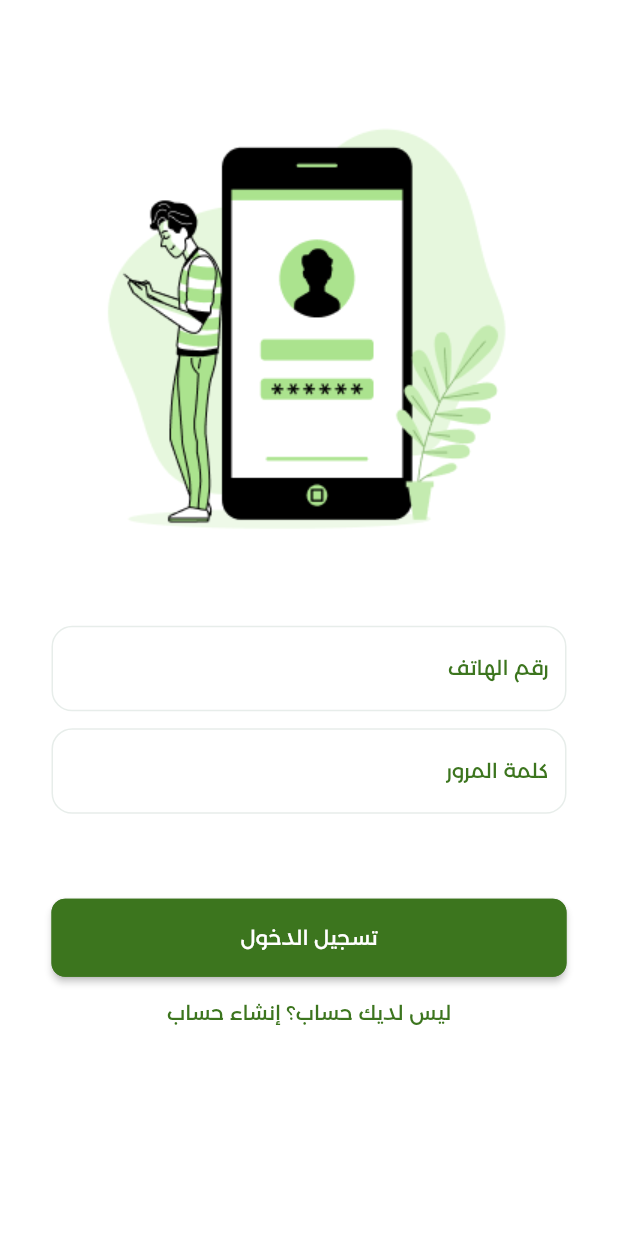
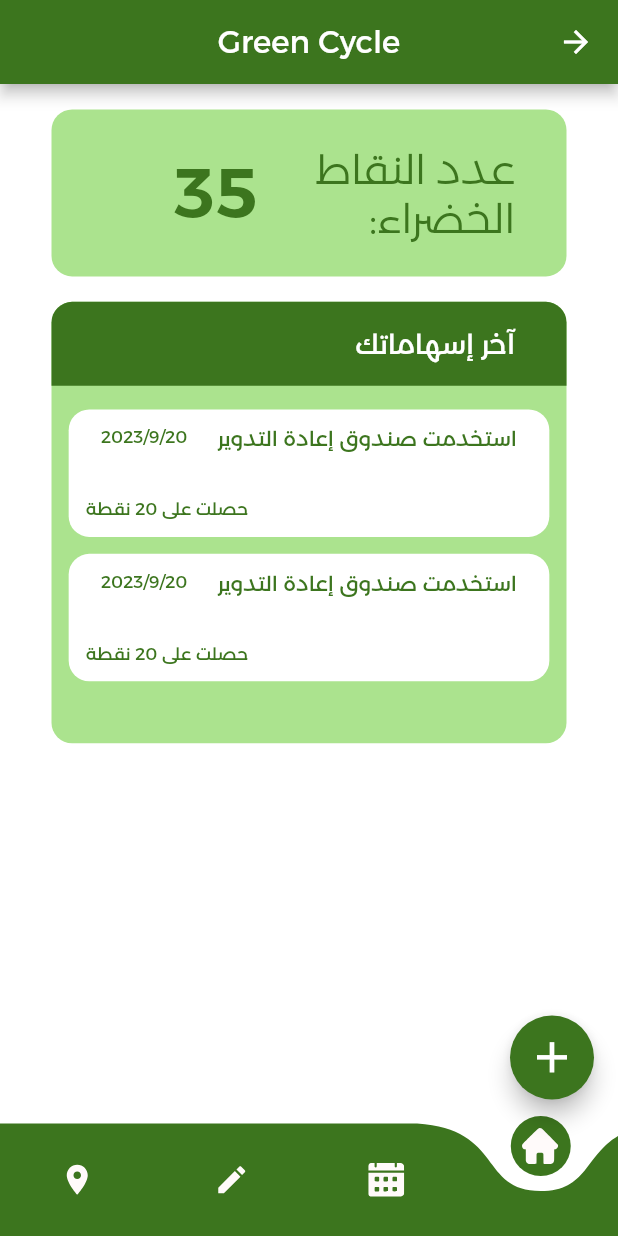
Before and after one commit to ahmed-tarek-salem/green_cycle, a Flutter app: the LoginScreen screen opened by its route, after a tap on "تسجيل الدخول", on a phone screen of 412 x 824 dp. Run offline on Flutter 3.47's test engine with Material 2 defaults, Android fonts, the phone set to English and light mode, and no system bars; drawn by our look-alikes of curved_navigation_bar; our stand-ins replace dio, flutter_screenutil, flutter_smart_dialog, flutter_spinkit, flutter_svg, form_builder_validators and 2 more; accounts and stored records are empty; project files that could hold a hidden picture were left out.

Commit message:
home layout screen and home tab

```diff
--- /dev/null
+++ b/lib/modules/home_layout/home_lauout_repo.dart
@@ -0,0 +1 @@
+class HomeLayoutRepo {}
--- /dev/null
+++ b/lib/modules/home_layout/home_layout_bindings.dart
@@ -0,0 +1,9 @@
+import 'package:get/get.dart';
+import 'package:green_cycle/modules/home_layout/home_layout_controller.dart';
+
+class HomeLayoutBindings extends Bindings {
+  @override
+  void dependencies() {
+    Get.lazyPut(() => HomeLayoutController());
+  }
+}
--- /dev/null
+++ b/lib/modules/home_layout/home_layout_controller.dart
@@ -0,0 +1,3 @@
+import 'package:get/get.dart';
+
+class HomeLayoutController extends GetxController {}
--- /dev/null
+++ b/lib/modules/home_layout/home_layout_screen.dart
@@ -0,0 +1,47 @@
+import 'package:curved_navigation_bar/curved_navigation_bar.dart';
+import 'package:flutter/material.dart';
+import 'package:flutter_screenutil/flutter_screenutil.dart';
+import 'package:flutter_svg/svg.dart';
+import 'package:get/get.dart';
+import 'package:green_cycle/main.dart';
+import 'package:green_cycle/modules/home_layout/tabs/home_tab.dart';
+import 'package:green_cycle/theme/app_colors.dart';
+import 'package:green_cycle/theme/app_icons.dart';
+
+class HomeLayoutScreen extends GetView {
+  const HomeLayoutScreen({super.key});
+
+  @override
+  Widget build(BuildContext context) {
+    return Scaffold(
+      appBar: AppBar(
+        backgroundColor: AppColors.primary,
+        centerTitle: true,
+        title: Text(
+          'Green Cycle',
+          style: TextStyle(fontWeight: FontWeight.w400),
+        ),
+      ),
+      floatingActionButtonLocation: FloatingActionButtonLocation.startFloat,
+      floatingActionButton: FloatingActionButton(
+        onPressed: () {},
+        backgroundColor: AppColors.primary,
+        child: Icon(
+          Icons.add,
+          size: 30.sp,
+        ),
+      ),
+      body: HomeTab(),
+      bottomNavigationBar: CurvedNavigationBar(
+        items: [
+          SvgPicture.asset(AppIcons.home),
+          SvgPicture.asset(AppIcons.calendar),
+          SvgPicture.asset(AppIcons.pin),
+          SvgPicture.asset(AppIcons.location),
+        ],
+        color: AppColors.primary,
+        backgroundColor: Colors.transparent,
+      ),
+    );
+  }
+}
--- /dev/null
+++ b/lib/modules/home_layout/tabs/home_tab.dart
@@ -0,0 +1,117 @@
+import 'package:flutter/material.dart';
+import 'package:flutter_screenutil/flutter_screenutil.dart';
+import 'package:get/get.dart';
+import 'package:green_cycle/theme/app_colors.dart';
+import 'package:green_cycle/utilities/global/app_constants.dart';
+
+class HomeTab extends StatelessWidget {
+  const HomeTab({super.key});
+
+  @override
+  Widget build(BuildContext context) {
+    return Padding(
+      padding: EdgeInsets.symmetric(horizontal: AppConstants.horizontalPadding),
+      child: Column(
+        children: [
+          SizedBox(height: 15.h),
+          Container(
+            padding: EdgeInsets.symmetric(
+                horizontal: AppConstants.horizontalPadding, vertical: 20.h),
+            width: double.infinity,
+            decoration: BoxDecoration(
+                color: AppColors.secondary,
+                borderRadius: BorderRadius.circular(AppConstants.borderRadius)),
+            child: Row(
+              children: [
+                SizedBox(
+                  width: 120.w,
+                  child: Text('عدد النقاط الخضراء:',
+                      style: TextStyle(
+                          fontSize: 24.sp, fontWeight: FontWeight.w300)),
+                ),
+                SizedBox(width: 30.w),
+                Text('35',
+                    style:
+                        TextStyle(fontSize: 40.sp, fontWeight: FontWeight.w600))
+              ],
+            ),
+          ),
+          SizedBox(height: 15.h),
+          Container(
+            width: double.infinity,
+            height: 260.h,
+            decoration: BoxDecoration(
+                color: AppColors.secondary,
+                borderRadius: BorderRadius.circular(AppConstants.borderRadius)),
+            child: Column(
+              children: [
+                Container(
+                  padding: EdgeInsets.symmetric(
+                      vertical: 15.h,
+                      horizontal: AppConstants.horizontalPadding),
+                  width: double.infinity,
+                  decoration: BoxDecoration(
+                      color: AppColors.primary,
+                      borderRadius: BorderRadius.only(
+                          topLeft: Radius.circular(AppConstants.borderRadius),
+                          topRight:
+                              Radius.circular(AppConstants.borderRadius))),
+                  child: Text(
+                    'آخر إسهاماتك',
+                    style: Get.textTheme.headlineSmall!
+                        .copyWith(color: Colors.white),
+                  ),
+                ),
+                Expanded(
+                  child: ListView.separated(
+                    padding:
+                        EdgeInsets.symmetric(vertical: 14.h, horizontal: 10.w),
+                    separatorBuilder: (context, index) =>
+                        SizedBox(height: 10.h),
+                    itemBuilder: (context, index) {
+                      return Container(
+                        width: double.infinity,
+                        height: 75.h,
+                        padding: EdgeInsets.all(10.sp),
+                        decoration: BoxDecoration(
+                          borderRadius:
+                              BorderRadius.circular(AppConstants.borderRadius),
+                          color: Colors.white,
+                        ),
+                        child: Column(
+                          children: [
+                            Row(
+                              mainAxisAlignment: MainAxisAlignment.spaceAround,
+                              crossAxisAlignment: CrossAxisAlignment.start,
+                              children: [
+                                Text('استخدمت صندوق إعادة التدوير'),
+                                Text(
+                                  '2023/9/20',
+                                  style: TextStyle(fontSize: 10.sp),
+                                )
+                              ],
+                            ),
+                            Spacer(),
+                            Align(
+                              alignment: Alignment.bottomLeft,
+                              child: Text(
+                                'حصلت على 20 نقطة',
+                                style: TextStyle(fontSize: 10.sp),
+                              ),
+                            )
+                          ],
+                        ),
+                      );
+                    },
+                    itemCount: 2,
+                  ),
+                )
+              ],
+            ),
+          ),
+          SizedBox(height: 15.h),
+        ],
+      ),
+    );
+  }
+}
--- a/lib/modules/login/login_screen.dart
+++ b/lib/modules/login/login_screen.dart
@@ -25,7 +25,11 @@ class LoginScreen extends GetView {
             SizedBox(height: 10.h),
             PrimaryTextField(hintText: 'كلمة المرور'),
             SizedBox(height: 50.h),
-            PrimaryButton(onTap: () {}, text: 'تسجيل الدخول'),
+            PrimaryButton(
+                onTap: () {
+                  Get.toNamed(AppRoutes.homeLayoutScreen);
+                },
+                text: 'تسجيل الدخول'),
             SizedBox(height: 14.h),
             GestureDetector(
                 onTap: () {
--- a/lib/theme/app_icons.dart
+++ b/lib/theme/app_icons.dart
@@ -1,4 +1,9 @@
+import 'package:green_cycle/utilities/global/app_path.dart';
+
 class AppIcons {
   /// SVG **********************************************************************
-  // static const String notification = "${iconsPath}notification.svg";
+  static const String location = "${AppPaths.iconsPath}location.svg";
+  static const String calendar = "${AppPaths.iconsPath}calendar.svg";
+  static const String pin = "${AppPaths.iconsPath}pin.svg";
+  static const String home = "${AppPaths.iconsPath}home.svg";
 }
--- a/lib/utilities/global/app_path.dart
+++ b/lib/utilities/global/app_path.dart
@@ -1,6 +1,7 @@
 class AppPaths {
   static const String assetsPath = "assets/";
   static const String imagesPath = "assets/images/";
+
   static const String weatherImagesPath = "assets/images/weather/";
   static const String iconsPath = "assets/icons/";
   static const String jsonPath = "assets/json/";
--- a/lib/utilities/navigation/app_pages.dart
+++ b/lib/utilities/navigation/app_pages.dart
@@ -1,4 +1,6 @@
 import 'package:get/get.dart';
+import 'package:green_cycle/modules/home_layout/home_layout_bindings.dart';
+import 'package:green_cycle/modules/home_layout/home_layout_screen.dart';
 import 'package:green_cycle/modules/login/login_bindings.dart';
 import 'package:green_cycle/modules/login/login_screen.dart';
 import 'package:green_cycle/modules/sign_up/sign_up_bindigns.dart';
@@ -21,6 +23,11 @@ class AppPages {
       name: AppRoutes.loginScreen,
       page: () => const LoginScreen(),
       binding: LoginBindings(),
+    ),
+    GetPage(
+      name: AppRoutes.homeLayoutScreen,
+      page: () => const HomeLayoutScreen(),
+      binding: HomeLayoutBindings(),
     )
   ];
 }
--- a/lib/utilities/navigation/app_routes.dart
+++ b/lib/utilities/navigation/app_routes.dart
@@ -7,5 +7,5 @@ class AppRoutes {
   static const String forgotPasswordScreen = "/forgot-password-screen";
   static const String updatePasswordScreen = "/update-password-screen";
   static const String successs = "/successs-screen";
-  static const String homeScreen = "/home-screen";
+  static const String homeLayoutScreen = "/home-layout-screen";
 }
--- a/pubspec.yaml
+++ b/pubspec.yaml
@@ -1,11 +1,11 @@
 name: green_cycle
 description: A new Flutter project.
 
-publish_to: 'none'
+publish_to: "none"
 version: 1.0.0+1
 
 environment:
-  sdk: '>=3.1.0 <4.0.0'
+  sdk: ">=3.1.0 <4.0.0"
 
 dependencies:
   cached_network_image: ^3.2.3
@@ -22,6 +22,7 @@ dependencies:
   get_storage: ^2.1.1
   intl: ^0.18.1
   pin_code_fields: ^8.0.1
+  curved_navigation_bar: ^1.0.3
 
 dev_dependencies:
   flutter_lints: ^2.0.0
```
Also changed, not shown: assets/icons/calendar.svg (added), assets/icons/home.svg (added), assets/icons/location.svg (added), assets/icons/pin.svg (added), pubspec.lock.
